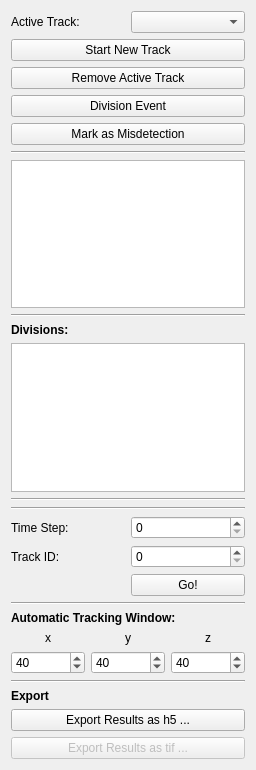
ilastik/ilastik, file ilastik/applets/tracking/manual/drawer.ui: the form before one commit.
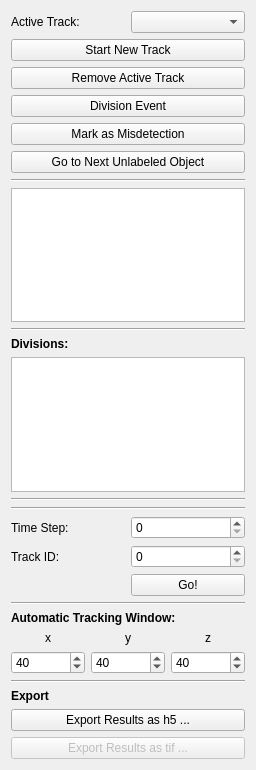
The form after the commit.

Commit message: manual tracking: added button to find untracked cells

Patch:
```diff
--- a/ilastik/applets/tracking/manual/drawer.ui
+++ b/ilastik/applets/tracking/manual/drawer.ui
@@ -101,6 +101,13 @@
        </property>
       </widget>
      </item>
+     <item>
+      <widget class="QPushButton" name="nextUnlabeledButton">
+       <property name="text">
+        <string>Go to Next Unlabeled Object</string>
+       </property>
+      </widget>
+     </item>
     </layout>
    </item>
    <item>
```
The commit also changes 1 other file.
